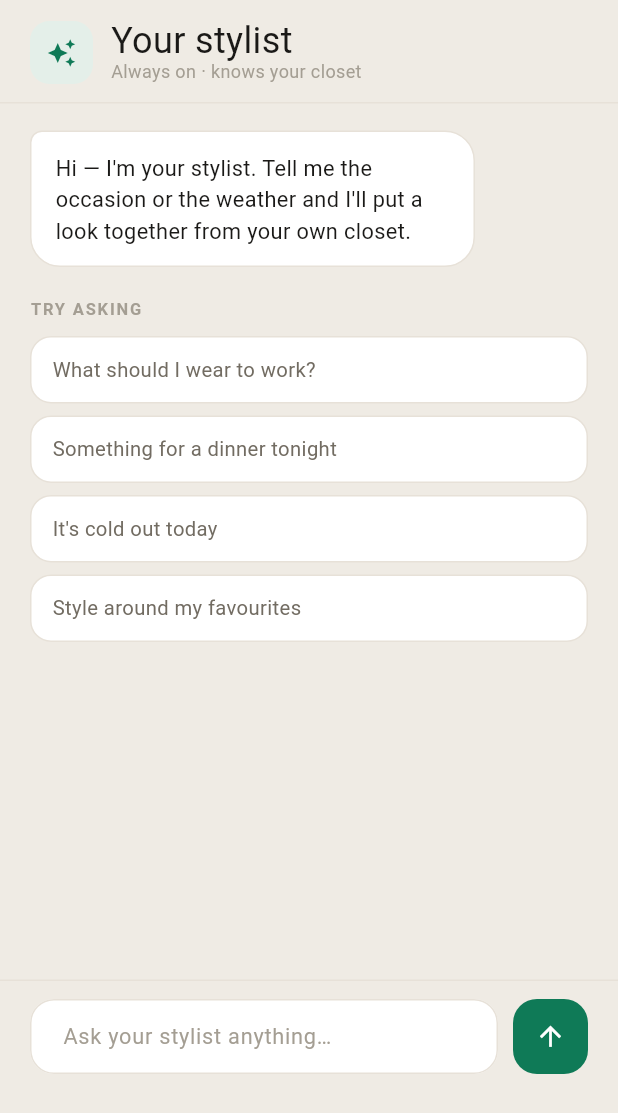
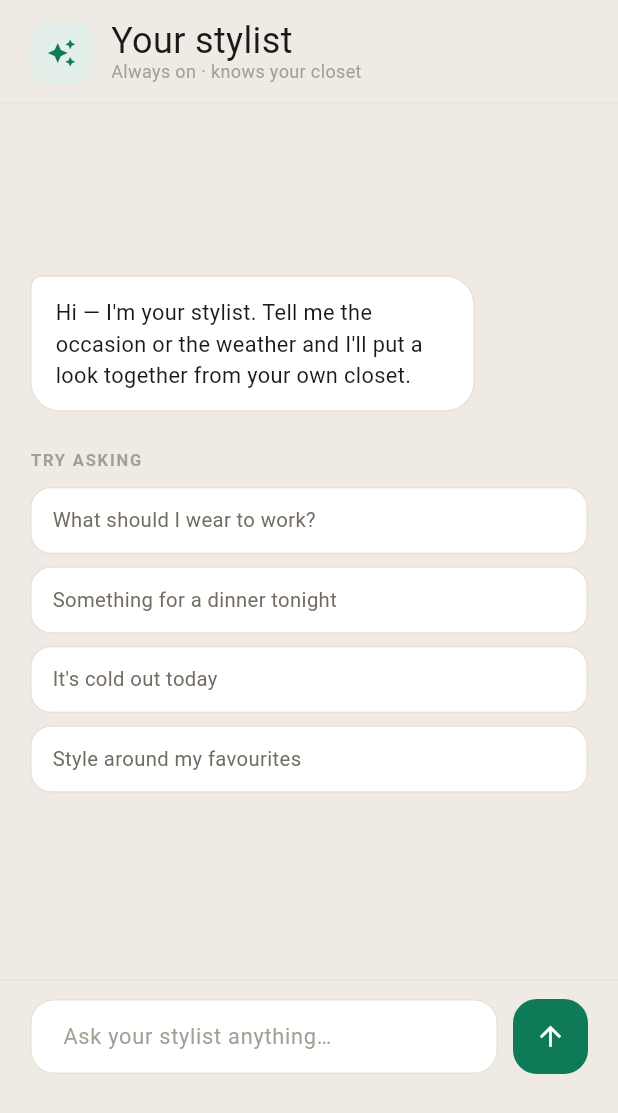
Before and after one commit to MohamedMahdy123/Vass, a Flutter app: the StylistScreen widget shown alone on an empty page, opened directly, on a phone screen of 412 x 824 dp. Shown: the top 1113 px of the screen. Run offline on Flutter 3.47's test engine with Material 2 defaults, Android fonts, the phone set to English and light mode, and no system bars; our stand-ins replace image_picker, supabase_flutter; accounts and stored records are empty; network calls fail; Roboto replaces fonts that are missing (Geist, Instrument Serif).

Commit message:
style: centre the stylist starter prompts
On a fresh chat, vertically centre the greeting + "Try asking" prompts
instead of top-stacking them above a large empty gap. Once the user
sends a message, it reverts to the normal top-aligned scrolling chat.

Co-Authored-By: Claude Opus 4.8 <noreply@anthropic.com>

```diff
--- a/lib/screens/stylist_screen.dart
+++ b/lib/screens/stylist_screen.dart
@@ -57,6 +57,25 @@ class _StylistScreenState extends State<StylistScreen> {
     }
   }
 
+  Widget _promptTile(BuildContext context, String p) {
+    final t = context.vess;
+    return GestureDetector(
+      onTap: () => _send(p),
+      child: Container(
+        width: double.infinity,
+        margin: const EdgeInsets.only(bottom: 8),
+        padding: const EdgeInsets.symmetric(horizontal: 14, vertical: 12),
+        decoration: BoxDecoration(
+          color: t.card,
+          border: Border.all(color: t.line),
+          borderRadius: BorderRadius.circular(14),
+        ),
+        child: Text(p,
+            style: TextStyle(fontFamily: kSans, fontSize: 13.5, color: t.ink2)),
+      ),
+    );
+  }
+
   @override
   Widget build(BuildContext context) {
     final t = context.vess;
@@ -96,7 +115,34 @@ class _StylistScreenState extends State<StylistScreen> {
           ),
           Divider(color: t.line, height: 1),
           Expanded(
-            child: ListView(
+            child: state.showPrompts
+                // Fresh chat: centre the greeting + starter prompts vertically
+                // so they don't sit top-stuck above a big empty gap.
+                ? LayoutBuilder(
+                    builder: (context, cons) => SingleChildScrollView(
+                      padding: const EdgeInsets.fromLTRB(20, 18, 20, 20),
+                      child: ConstrainedBox(
+                        constraints: BoxConstraints(minHeight: cons.maxHeight - 38),
+                        child: Column(
+                          mainAxisAlignment: MainAxisAlignment.center,
+                          crossAxisAlignment: CrossAxisAlignment.stretch,
+                          children: [
+                            for (final m in state.messages) ...[
+                              _Bubble(message: m),
+                              const SizedBox(height: 12),
+                            ],
+                            const SizedBox(height: 12),
+                            Text('TRY ASKING',
+                                style: eyebrow(t.ink3, size: 11)
+                                    .copyWith(letterSpacing: 1.2)),
+                            const SizedBox(height: 10),
+                            for (final p in _kQuickPrompts) _promptTile(context, p),
+                          ],
+                        ),
+                      ),
+                    ),
+                  )
+                : ListView(
                     controller: _scroll,
                     padding: const EdgeInsets.fromLTRB(20, 18, 20, 20),
                     children: [
@@ -105,34 +151,6 @@ class _StylistScreenState extends State<StylistScreen> {
                         const SizedBox(height: 12),
                       ],
                       if (state.typing) const _TypingBubble(),
-                if (state.showPrompts) ...[
-                  const SizedBox(height: 8),
-                  Text('TRY ASKING',
-                      style: eyebrow(t.ink3, size: 11)
-                          .copyWith(letterSpacing: 1.2)),
-                  const SizedBox(height: 10),
-                  for (final p in _kQuickPrompts) ...[
-                    GestureDetector(
-                      onTap: () => _send(p),
-                      child: Container(
-                        width: double.infinity,
-                        margin: const EdgeInsets.only(bottom: 8),
-                        padding: const EdgeInsets.symmetric(
-                            horizontal: 14, vertical: 12),
-                        decoration: BoxDecoration(
-                          color: t.card,
-                          border: Border.all(color: t.line),
-                          borderRadius: BorderRadius.circular(14),
-                        ),
-                        child: Text(p,
-                            style: TextStyle(
-                                fontFamily: kSans,
-                                fontSize: 13.5,
-                                color: t.ink2)),
-                      ),
-                    ),
-                  ],
-                ],
                     ],
                   ),
           ),
```
Lines whose indentation alone changed are shown as unchanged.
